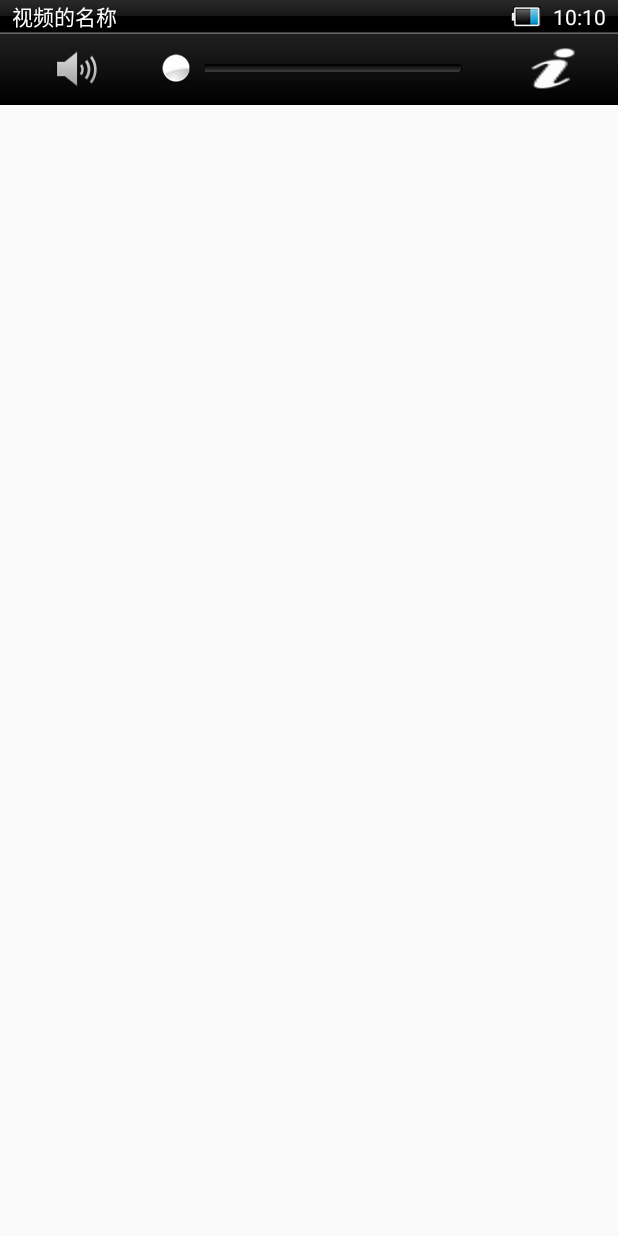
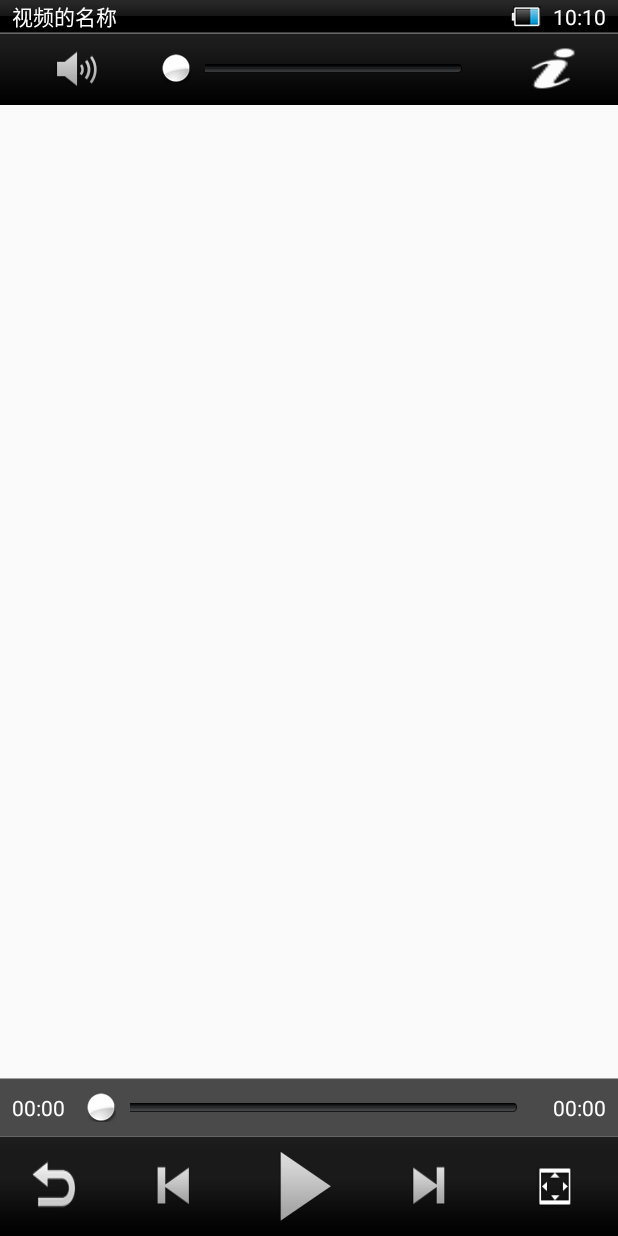
Before and after one commit to wzc309452212/MobilePlayer, an Android app: the layout mediacontroller.xml on its own in the app's theme, with its tools: preview values and no code run, on a phone screen of 412 x 824 dp. Run offline under Robolectric (Android 15) with nearby library versions, the phone set to English and light mode, and no system bars.

Commit message:
自定义控制面板下面布局
1、视频seekbar
2、一系列的按钮工具
注意使用findView()自动自成网址

```diff
--- a/app/src/main/res/layout/activity_system_video_player.xml
+++ b/app/src/main/res/layout/activity_system_video_player.xml
@@ -10,8 +10,10 @@
     <VideoView
         android:id="@+id/videoview"
         android:layout_width="match_parent"
-        android:layout_height="match_parent" />
+        android:layout_height="match_parent"
+        android:layout_centerInParent="true"
+        />
+
     <include layout="@layout/mediacontroller"/>
 
-
 </RelativeLayout>
--- a/app/src/main/res/layout/mediacontroller.xml
+++ b/app/src/main/res/layout/mediacontroller.xml
@@ -76,10 +76,6 @@
                 android:layout_height="wrap_content"
                 android:background="@drawable/btn_switch_player_selector"/>
 
-
-
-
-
         </LinearLayout>
 
     </LinearLayout>
@@ -89,7 +85,94 @@
         android:layout_width="match_parent"
         android:layout_height="wrap_content"
         android:orientation="vertical"
+        android:layout_alignParentBottom="true"
         >
+
+        <LinearLayout
+            android:layout_width="match_parent"
+            android:layout_height="wrap_content"
+            android:background="@drawable/bg_player_bottom_seekbar"
+            android:gravity="center_vertical"
+            android:orientation="horizontal">
+
+            <TextView
+                android:id="@+id/tv_currenttime"
+                android:layout_width="wrap_content"
+                android:layout_height="wrap_content"
+                android:layout_marginLeft="8dp"
+                android:text="00:00"
+                android:textColor="@android:color/white" />
+
+            <SeekBar
+                android:id="@+id/seek_video"
+                android:layout_width="wrap_content"
+                android:layout_height="wrap_content"
+                android:layout_weight="1"
+                android:layout_marginLeft="8dp"
+                android:maxHeight="6dp"
+                android:minHeight="6dp"
+                android:progressDrawable="@drawable/progress_horizontal"
+                android:thumb="@drawable/progress_thumb"/>
+
+            <TextView
+                android:id="@+id/tv_duration"
+                android:layout_width="wrap_content"
+                android:layout_height="wrap_content"
+                android:layout_marginLeft="8dp"
+                android:layout_marginRight="8dp"
+                android:text="00:00"
+                android:textColor="@android:color/white"/>
+
+        </LinearLayout>
+
+        <LinearLayout
+            android:orientation="horizontal"
+            android:gravity="center"
+            android:background="@drawable/bg_player_bottom_control"
+            android:layout_width="match_parent"
+            android:layout_height="wrap_content">
+
+            <Button
+                android:id="@+id/bt_exit"
+                android:layout_weight="1"
+                android:layout_width="wrap_content"
+                android:layout_height="wrap_content"
+                android:background="@drawable/btn_exit_selector"
+                />
+
+            <Button
+                android:id="@+id/bt_pre"
+                android:layout_weight="1"
+                android:layout_width="wrap_content"
+                android:layout_height="wrap_content"
+                android:background="@drawable/btn_pre_selector"
+                />
+
+            <Button
+                android:id="@+id/bt_start_pause"
+                android:layout_weight="1"
+                android:layout_width="wrap_content"
+                android:layout_height="wrap_content"
+                android:background="@drawable/btn_start_selector"
+                />
+
+            <Button
+                android:id="@+id/bt_next"
+                android:layout_weight="1"
+                android:layout_width="wrap_content"
+                android:layout_height="wrap_content"
+                android:background="@drawable/btn_next_selector"
+                />
+
+            <Button
+                android:id="@+id/bt_switch_screen"
+                android:layout_weight="1"
+                android:layout_width="wrap_content"
+                android:layout_height="wrap_content"
+                android:background="@drawable/btn_screen_full_selector"
+                />
+
+        </LinearLayout>
 
     </LinearLayout>
 
```
Also changed, not shown: app/src/main/java/com/wzc/mobileplayer/SystemVideoPlayer.java (+71 -7 lines).
